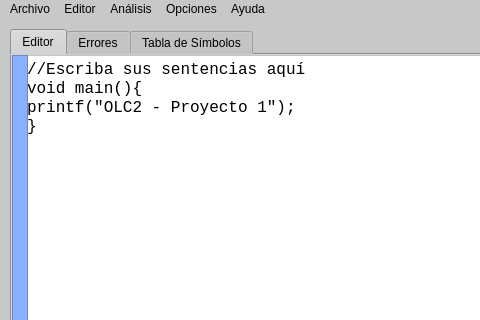
First picture: the form in Proyecto1/mainwindow.ui, repository MelyzaRC/OLC2Proyecto2_201314821, before the edit; both pictures show x 0 to 480 and y 0 to 320 of the 1120 by 636 pixel window.
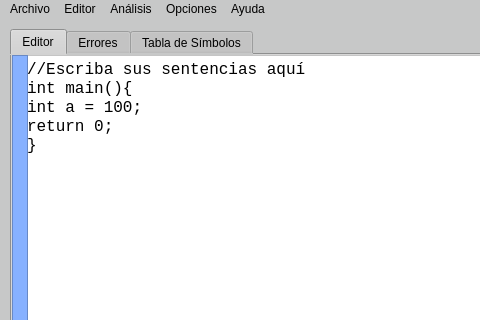
Second picture: the form after the edit. The open tabs and pages were chosen to show the change.

The edit to the form file:
```diff
--- a/Proyecto1/mainwindow.ui
+++ b/Proyecto1/mainwindow.ui
@@ -111,8 +111,9 @@
       </property>
       <property name="plainText">
        <string>//Escriba sus sentencias aquí
-void main(){
-printf(&quot;OLC2 - Proyecto 1&quot;);
+int main(){
+int a = 100;
+return 0;
 }</string>
       </property>
       <property name="placeholderText">
```
Left out of the diff: 2 changed lines with no effect on the pictures.
